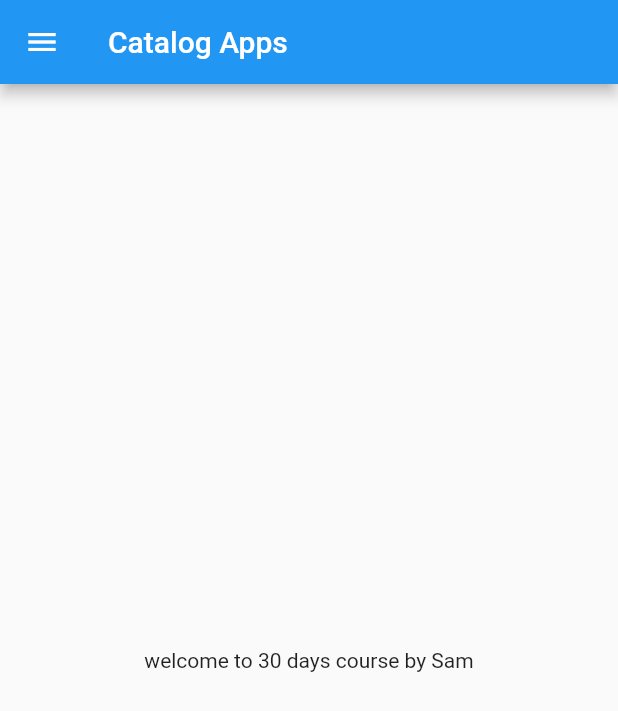
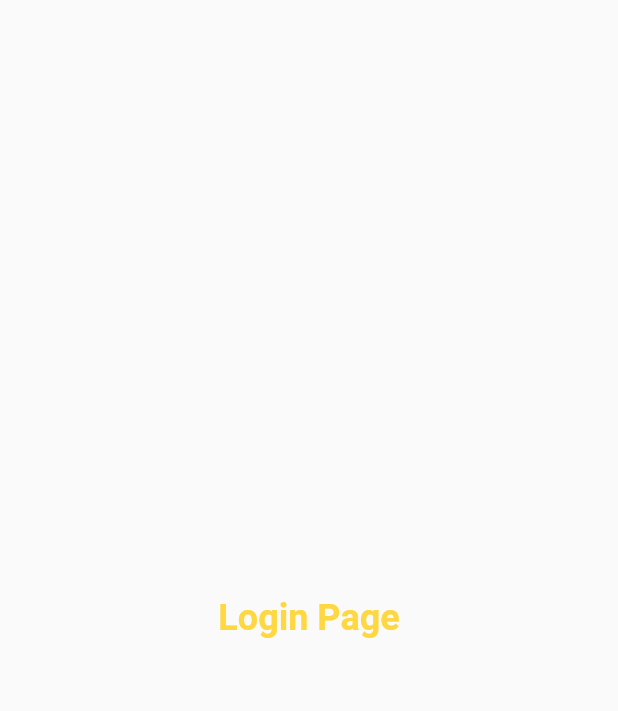
Before and after one commit to Sampreethvr2023/30DaysOfFlutterLearning, a Flutter app: the screen it shows after launch, on a phone screen of 412 x 824 dp. Shown: the top 711 px of the screen. Run offline on Flutter 3.47's test engine with Material 2 defaults, Android fonts, the phone set to English and light mode, and no system bars.

Commit message:
day 3 completed

```diff
--- a/lib/main.dart
+++ b/lib/main.dart
@@ -1,5 +1,6 @@
 import 'package:flutter/material.dart';
-import 'package:flutter_catalog/home_page.dart';
+import 'package:flutter_catalog/pages/home_page.dart';
+import 'package:flutter_catalog/pages/login_page.dart';
 
 void main() {
   runApp(MyApp());
@@ -10,6 +11,22 @@ class MyApp extends StatelessWidget {
 
   @override
   Widget build(BuildContext context) {
-    return MaterialApp(home: HomePage());
+    return MaterialApp(
+      // home: HomePage(),  // refer line 26
+      themeMode: ThemeMode.light,
+      theme: ThemeData(
+        primarySwatch: Colors.deepPurple,
+      ),
+      darkTheme: ThemeData(
+        brightness: Brightness.dark,
+      ),
+      routes: {
+        "/": (context) => LoginPage(),
+        "/home": (context) =>
+            HomePage(), //home: HomePage() or this statement, both are same
+        "/login": (context) => LoginPage(),
+      },
+      // initialRoute: "/home",
+    );
   }
 }
--- a/lib/home_page.dart
+++ b/lib/pages/home_page.dart
@@ -1,3 +1,4 @@
+
 import 'package:flutter/material.dart';
 
 class HomePage extends StatelessWidget {
--- /dev/null
+++ b/lib/pages/login_page.dart
@@ -0,0 +1,20 @@
+import 'package:flutter/material.dart';
+
+class LoginPage extends StatelessWidget {
+  const LoginPage({super.key});
+
+  @override
+  Widget build(BuildContext context) {
+    return Material(
+      child: Center(
+        child: Text(
+          'Login Page',
+          style: TextStyle(
+              color: Colors.amberAccent,
+              fontWeight: FontWeight.bold,
+              fontSize: 24),
+        ),
+      ),
+    );
+  }
+}
```
